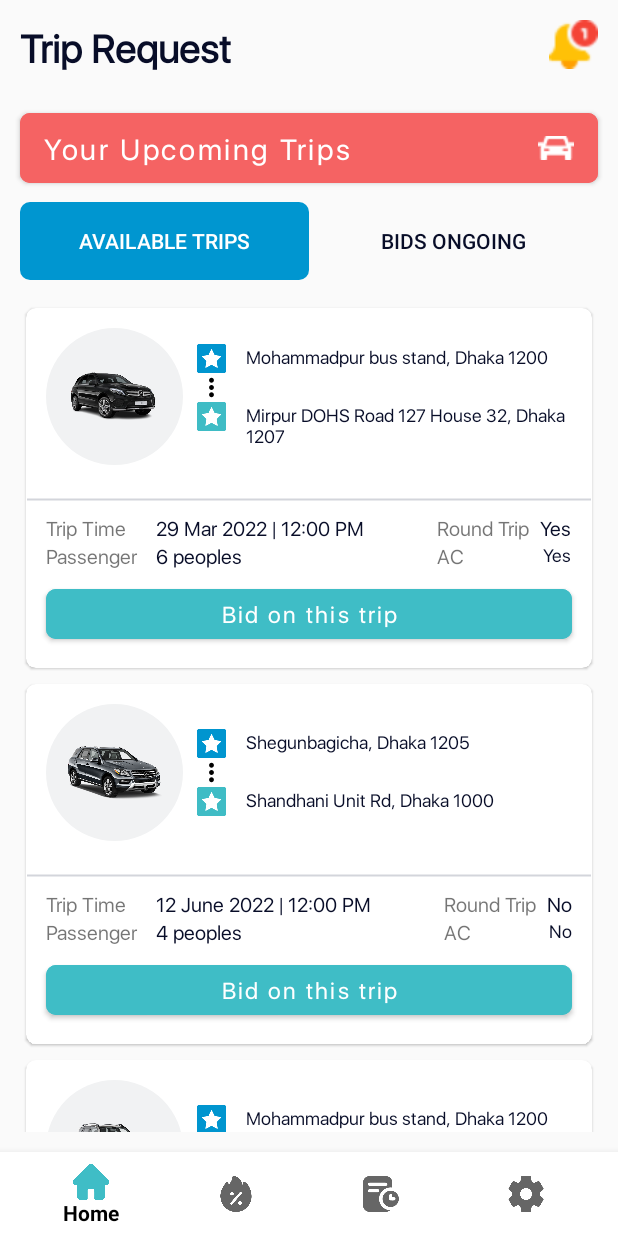
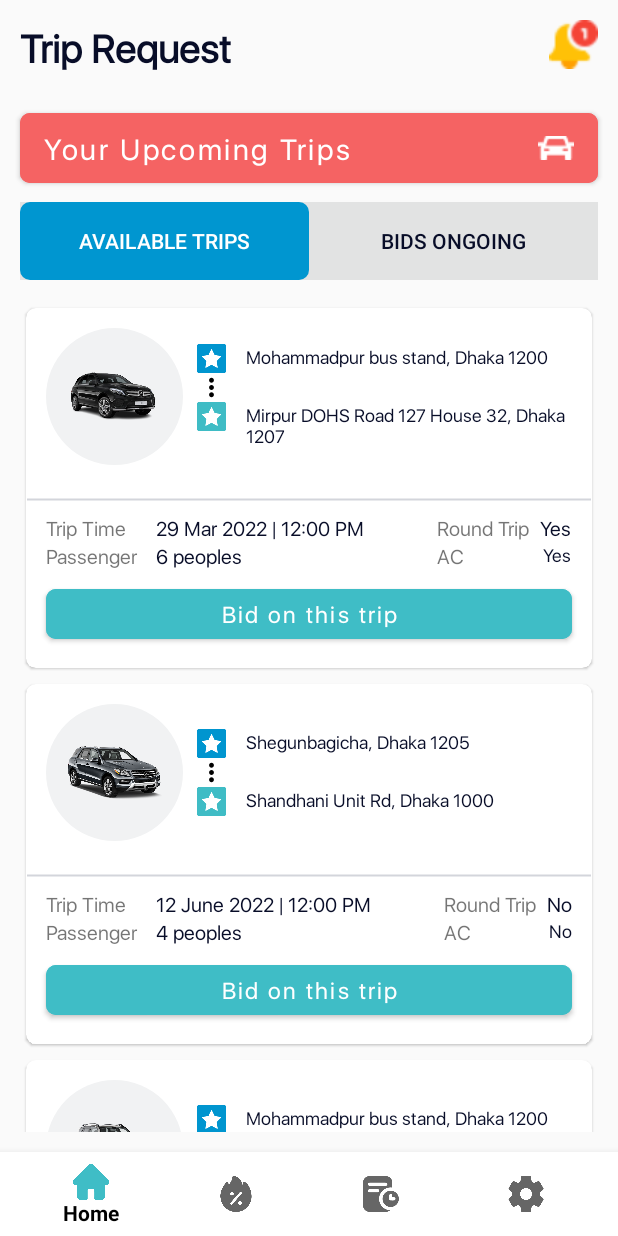
Before and after one commit to Shawon-mas/bGo_Driver, an Android app: the screen it shows after launch (HomeActivity), on a phone screen of 412 x 824 dp. Run offline under Robolectric (Android 15) with nearby library versions, the phone set to English and light mode, and no system bars; our stand-ins replace sdp/ssp sizes.

Commit message:
:bug: fixing some bug :white_check_mark:driver screen added

```diff
--- a/app/src/main/res/layout/fragment_home.xml
+++ b/app/src/main/res/layout/fragment_home.xml
@@ -53,6 +53,7 @@
             android:layout_height="@dimen/_40sdp"
             android:id="@+id/home_tabLayout"
             app:tabMode="fixed"
+            android:background="#E2E3E3"
             app:tabGravity="fill"
             app:tabTextColor="@color/bGo_textColorPrimary"
             app:tabIndicatorGravity="stretch"
```
